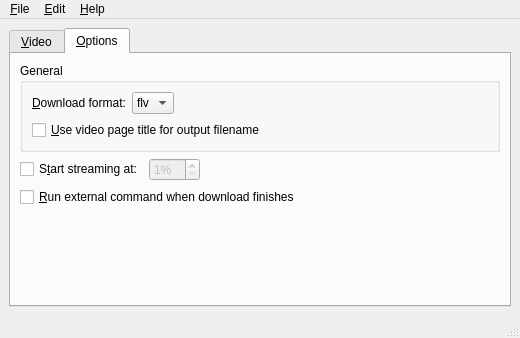
guendto/abby, file rc/mainwnd.ui: the form before one commit.
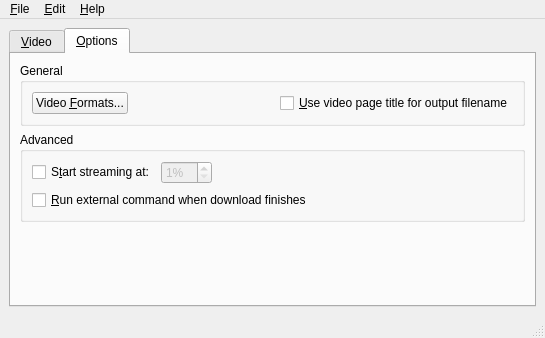
The form after the commit. The open tabs and pages were chosen to show the change. Icons and pictures are not drawn.

Commit message: Add: format dialog. tweak cclive invoking after closing prefs.

Diff of the .ui file:
```diff
--- a/rc/mainwnd.ui
+++ b/rc/mainwnd.ui
@@ -6,7 +6,7 @@
    <rect>
     <x>0</x>
     <y>0</y>
-    <width>520</width>
+    <width>545</width>
     <height>338</height>
    </rect>
   </property>
@@ -431,75 +431,27 @@
           </property>
           <layout class="QGridLayout" name="gridLayout_4" >
            <item row="0" column="0" >
-            <layout class="QHBoxLayout" name="horizontalLayout_6" >
-             <item>
-              <widget class="QLabel" name="label_9" >
-               <property name="sizePolicy" >
-                <sizepolicy vsizetype="Preferred" hsizetype="Maximum" >
-                 <horstretch>0</horstretch>
-                 <verstretch>0</verstretch>
-                </sizepolicy>
-               </property>
-               <property name="toolTip" >
-                <string/>
-               </property>
-               <property name="text" >
-                <string>&amp;Download format:</string>
-               </property>
-               <property name="buddy" >
-                <cstring>formatCombo</cstring>
-               </property>
-              </widget>
-             </item>
-             <item>
-              <widget class="QComboBox" name="formatCombo" >
-               <property name="sizePolicy" >
-                <sizepolicy vsizetype="Fixed" hsizetype="Maximum" >
-                 <horstretch>0</horstretch>
-                 <verstretch>0</verstretch>
-                </sizepolicy>
-               </property>
-               <property name="toolTip" >
-                <string>Downloaded video format. This option is video
-host specific.</string>
-               </property>
-               <item>
-                <property name="text" >
-                 <string>flv</string>
-                </property>
-               </item>
-              </widget>
-             </item>
-             <item>
-              <spacer name="horizontalSpacer_3" >
-               <property name="orientation" >
-                <enum>Qt::Horizontal</enum>
-               </property>
-               <property name="sizeHint" stdset="0" >
-                <size>
-                 <width>40</width>
-                 <height>20</height>
-                </size>
-               </property>
-              </spacer>
-             </item>
-             <item>
-              <spacer name="horizontalSpacer_2" >
-               <property name="orientation" >
-                <enum>Qt::Horizontal</enum>
-               </property>
-               <property name="sizeHint" stdset="0" >
-                <size>
-                 <width>40</width>
-                 <height>20</height>
-                </size>
-               </property>
-              </spacer>
-             </item>
-            </layout>
-           </item>
-           <item row="1" column="0" >
             <layout class="QHBoxLayout" name="horizontalLayout_5" >
+             <item>
+              <widget class="QPushButton" name="formatsButton" >
+               <property name="text" >
+                <string>Video &amp;Formats...</string>
+               </property>
+              </widget>
+             </item>
+             <item>
+              <spacer name="horizontalSpacer_5" >
+               <property name="orientation" >
+                <enum>Qt::Horizontal</enum>
+               </property>
+               <property name="sizeHint" stdset="0" >
+                <size>
+                 <width>40</width>
+                 <height>20</height>
+                </size>
+               </property>
+              </spacer>
+             </item>
              <item>
               <widget class="QCheckBox" name="titleBox" >
                <property name="toolTip" >
@@ -515,25 +467,18 @@
                </property>
               </widget>
              </item>
-             <item>
-              <spacer name="horizontalSpacer_5" >
-               <property name="orientation" >
-                <enum>Qt::Horizontal</enum>
-               </property>
-               <property name="sizeHint" stdset="0" >
-                <size>
-                 <width>40</width>
-                 <height>20</height>
-                </size>
-               </property>
-              </spacer>
-             </item>
             </layout>
            </item>
           </layout>
          </widget>
         </item>
         <item row="1" column="0" >
+         <widget class="QGroupBox" name="groupBox_2" >
+          <property name="title" >
+           <string>Advanced</string>
+          </property>
+          <layout class="QFormLayout" name="formLayout" >
+           <item row="0" column="0" >
          <layout class="QHBoxLayout" name="horizontalLayout_9" >
           <item>
            <widget class="QCheckBox" name="streamBox" >
@@ -591,7 +536,7 @@
           </item>
          </layout>
         </item>
-        <item row="2" column="0" >
+           <item row="1" column="0" >
          <layout class="QHBoxLayout" name="horizontalLayout_7" >
           <item>
            <widget class="QCheckBox" name="commandBox" >
@@ -619,15 +564,18 @@
           </item>
          </layout>
         </item>
-        <item row="3" column="0" >
-         <spacer name="verticalSpacer_2" >
+          </layout>
+         </widget>
+        </item>
+        <item row="2" column="0" >
+         <spacer name="verticalSpacer" >
           <property name="orientation" >
            <enum>Qt::Vertical</enum>
           </property>
           <property name="sizeHint" stdset="0" >
            <size>
-            <width>20</width>
-            <height>40</height>
+            <width>502</width>
+            <height>46</height>
            </size>
           </property>
          </spacer>
@@ -643,7 +591,7 @@
     <rect>
      <x>0</x>
      <y>0</y>
-     <width>520</width>
+     <width>545</width>
      <height>25</height>
     </rect>
    </property>
```
Left out of the diff: 19 changed lines with no effect on the pictures. Lines whose indentation alone changed are shown as unchanged. The commit also changes 8 other files.
